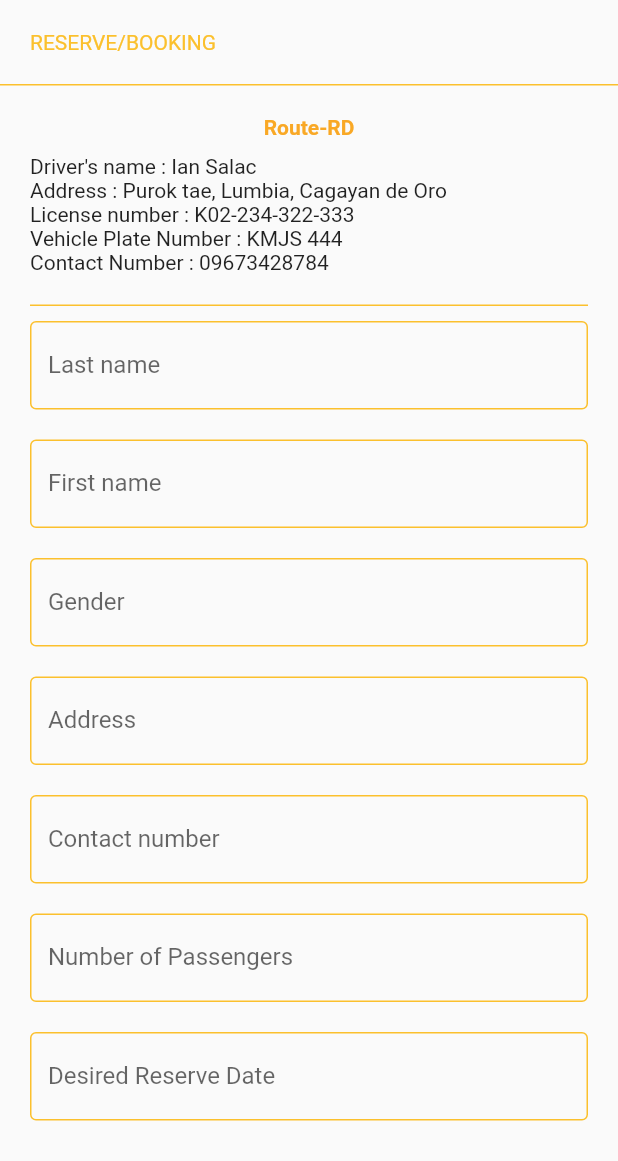
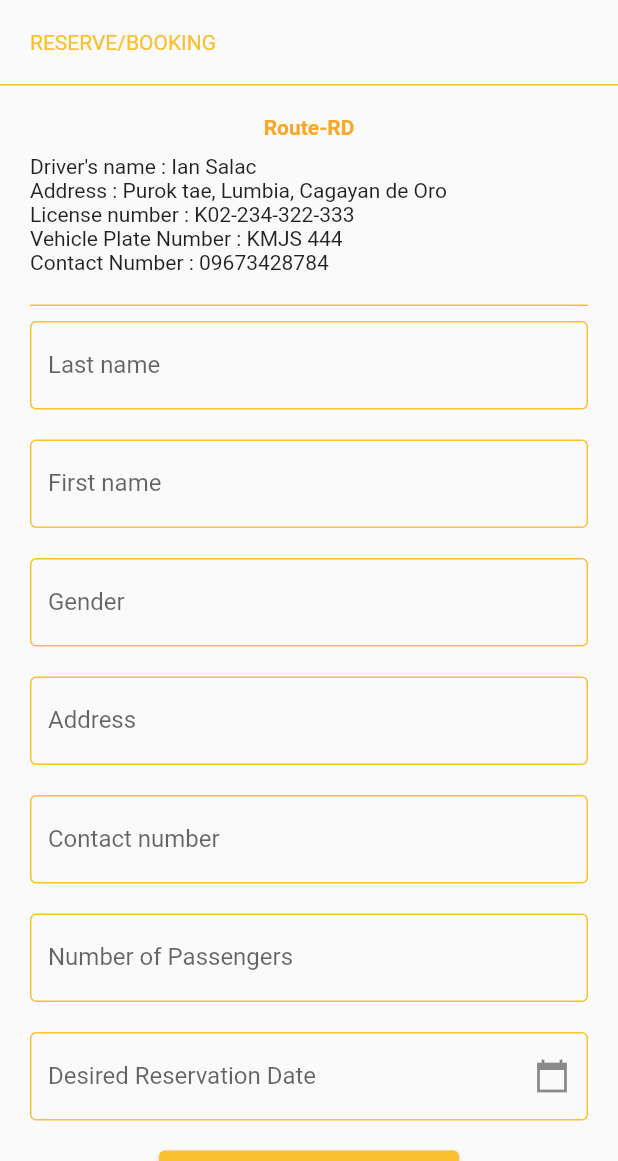
Before and after one commit to Phnumbahwan/Byahe_App, a Flutter app: the ReserveVehicle screen opened by its route, on a phone screen of 412 x 824 dp, the part 75-1236 px from its top. Run offline on Flutter 3.47's test engine with Material 2 defaults, Android fonts, the phone set to English and light mode, and no system bars.

Commit message:
Major modification

```diff
--- a/lib/pages/reservevehicle.dart
+++ b/lib/pages/reservevehicle.dart
@@ -11,6 +11,8 @@ class ReserveVehicle extends StatefulWidget {
 }
 
 class _ReserveVehicleState extends State<ReserveVehicle> {
+  TextEditingController dateCtl = TextEditingController();
+  DateTime selectedDate = DateTime.now();
   @override
   Widget build(BuildContext context) {
     return Scaffold(
@@ -138,15 +140,42 @@ class _ReserveVehicleState extends State<ReserveVehicle> {
                 Container(
                     padding: EdgeInsets.symmetric(vertical: 10),
                     child: TextFormField(
+                      controller: dateCtl,
                       decoration: InputDecoration(
-                          enabledBorder: OutlineInputBorder(
-                              borderSide:
-                                  BorderSide(color: Colors.yellow[700])),
-                          labelText: "Desired Reserve Date",
-                          border: OutlineInputBorder()),
+                        suffixIcon: Icon(Icons.calendar_today_sharp),
+                        enabledBorder: OutlineInputBorder(
+                            borderSide: BorderSide(color: Colors.yellow[700])),
+                        border: OutlineInputBorder(),
+                        labelText: "Desired Reservation Date",
+                      ),
+                      onTap: () async {
+                        DateTime date = DateTime(1900);
+                        FocusScope.of(context).requestFocus(new FocusNode());
+
+                        date = await showDatePicker(
+                            context: context,
+                            initialDate: selectedDate,
+                            firstDate: DateTime(1900),
+                            lastDate: DateTime(2100));
+
+                        if (date != null) {
+                          setState(() {
+                            selectedDate = date;
+                          });
+                        }
+                        dateCtl.text = date.toIso8601String().split('T')[0];
+                      },
                     )),
               ]),
-            ))
+            )),
+        Container(
+          padding: EdgeInsets.symmetric(vertical: 10),
+          child: ElevatedButton(
+              style: ElevatedButton.styleFrom(
+                  primary: Colors.yellow[700], minimumSize: Size(200, 50)),
+              onPressed: () {},
+              child: Text("CONFIRM")),
+        )
       ]),
     ))));
   }
```
Also changed, not shown: lib/data/data.dart (+10 -5 lines), lib/pages/routeselection.dart (+20 -2 lines).
